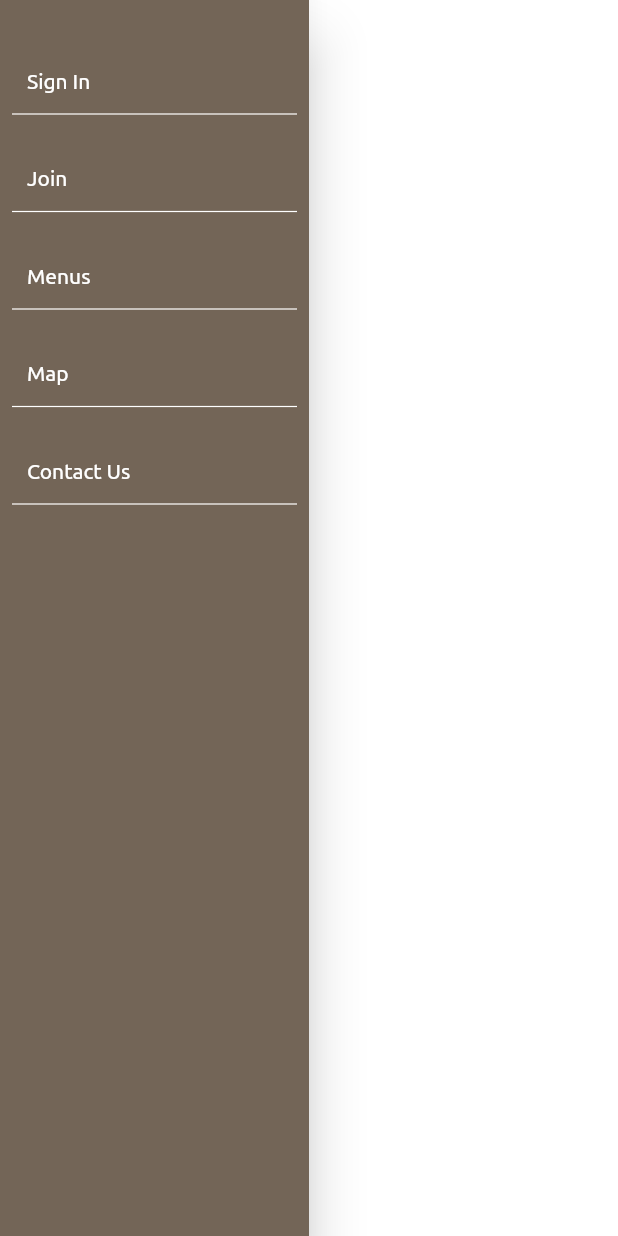
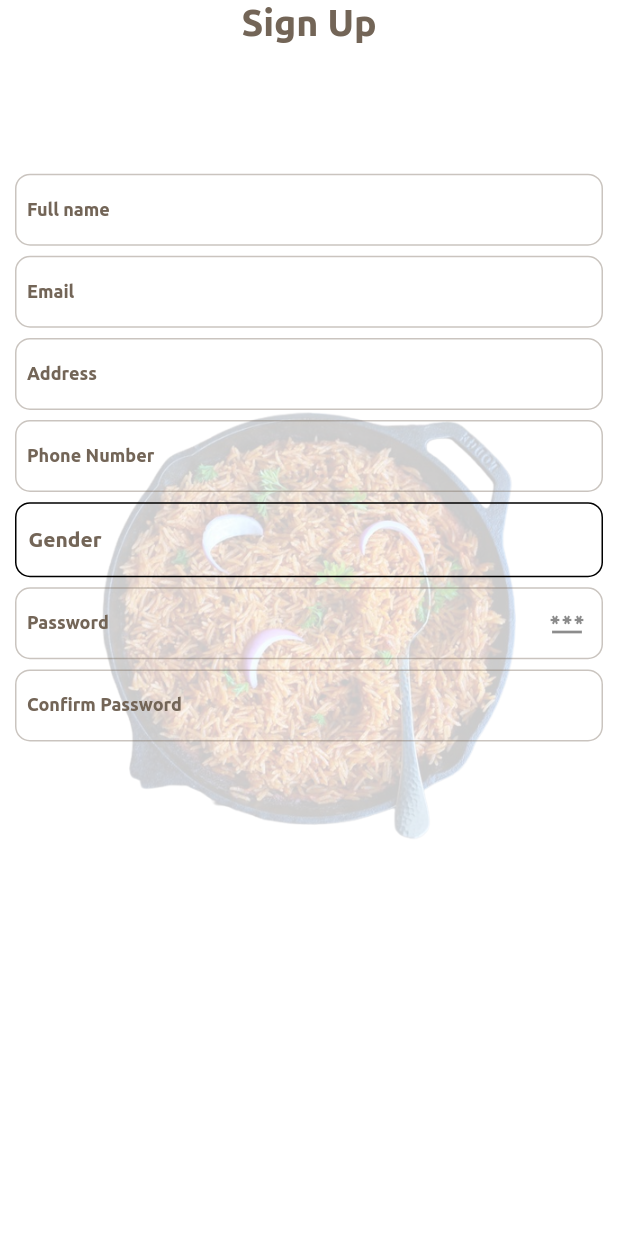
Before and after one commit to Ambrosekol/toms_palace, a Flutter app: the CustomizedDrawer widget shown alone on an empty page, opened directly, after a tap on "Join", on a phone screen of 412 x 824 dp. Run offline on Flutter 3.47's test engine with Material 2 defaults, Android fonts, the light colour scheme and no system bars; project files that could hold a hidden picture were left out.

Commit message:
new changes

```diff
--- a/lib/global_widgets.dart/drawer.dart
+++ b/lib/global_widgets.dart/drawer.dart
@@ -1,4 +1,5 @@
 import 'package:flutter/material.dart';
+import 'package:toms_palace/ui/signup.dart';
 
 class CustomizedDrawer extends StatelessWidget {
   CustomizedDrawer({super.key});
@@ -15,7 +16,13 @@ class CustomizedDrawer extends StatelessWidget {
           SizedBox(height: 40),
           drawerItem(context, "Sign In", () => null),
           SizedBox(height: 15),
-          drawerItem(context, "Join", () => null),
+          drawerItem(
+              context,
+              "Join",
+              () => Navigator.pushAndRemoveUntil(
+                  context,
+                  MaterialPageRoute(builder: (context) => const SignUp()),
+                  (route) => false)),
           SizedBox(height: 15),
           drawerItem(context, "Menus", () => null),
           SizedBox(height: 15),
--- /dev/null
+++ b/lib/ui/signup.dart
@@ -0,0 +1,154 @@
+import 'package:flutter/material.dart';
+import 'package:toms_palace/util/imagedirectory.dart';
+
+class SignUp extends StatefulWidget {
+  const SignUp({super.key});
+
+  @override
+  State<SignUp> createState() => _SignUpState();
+}
+
+class _SignUpState extends State<SignUp> {
+  TextEditingController nameController = TextEditingController();
+  TextEditingController emailController = TextEditingController();
+  TextEditingController passwordController = TextEditingController();
+  TextEditingController passwordConfirmation = TextEditingController();
+  TextEditingController addressController = TextEditingController();
+  TextEditingController phoneController = TextEditingController();
+  TextEditingController genderController = TextEditingController();
+  //
+  bool obscurePwd = false;
+  //
+  void viewPassword() {
+    if (obscurePwd) {
+      setState(() {
+        obscurePwd = false;
+      });
+    } else {
+      setState(() {
+        obscurePwd = true;
+      });
+    }
+  }
+
+  //
+  @override
+  Widget build(BuildContext context) {
+    Size size = MediaQuery.of(context).size;
+    return Scaffold(
+      body: Container(
+        height: size.height,
+        width: size.width,
+        child: Stack(
+          alignment: Alignment.center,
+          children: [
+            Opacity(
+              opacity: 0.2,
+              child: Image.asset(
+                imageLocation(imageName: 'Food welcome image.png'),
+                width: 300.0,
+              ),
+            ),
+            Column(
+              mainAxisAlignment: MainAxisAlignment.start,
+              children: [
+                Text(
+                  'Sign Up',
+                  style: Theme.of(context)
+                      .textTheme
+                      .bodyLarge!
+                      .copyWith(fontSize: 25.0),
+                ),
+                SingleChildScrollView(
+                  child: Container(
+                    margin: EdgeInsets.only(top: 70.0),
+                    width: size.width,
+                    height: size.height / 2,
+                    padding: const EdgeInsets.all(10.0),
+                    child: Column(
+                      mainAxisAlignment: MainAxisAlignment.spaceEvenly,
+                      children: [
+                        TextField(
+                          controller: nameController,
+                          decoration:
+                              const InputDecoration(labelText: 'Full name'),
+                          style: Theme.of(context).textTheme.bodySmall,
+                        ),
+                        TextField(
+                          controller: emailController,
+                          decoration: const InputDecoration(labelText: 'Email'),
+                          style: Theme.of(context).textTheme.bodySmall,
+                        ),
+                        TextField(
+                          controller: addressController,
+                          decoration:
+                              const InputDecoration(labelText: 'Address'),
+                          style: Theme.of(context).textTheme.bodySmall,
+                        ),
+                        TextField(
+                          controller: phoneController,
+                          decoration:
+                              const InputDecoration(labelText: 'Phone Number'),
+                          style: Theme.of(context).textTheme.bodySmall,
+                        ),
+                        // TextField(
+                        //   controller: genderController,
+                        //   decoration:
+                        //       const InputDecoration(labelText: 'Gender'),
+                        //   style: Theme.of(context).textTheme.bodySmall,
+                        // ),
+                        InkWell(
+                          onTap: () => null,
+                          child: Container(
+                            height: 50.0,
+                            width: size.width,
+                            decoration: BoxDecoration(
+                              border: Border.all(width: 1.0),
+                              borderRadius: BorderRadius.circular(10.0),
+                            ),
+                            child: Padding(
+                              padding: const EdgeInsets.all(8.0),
+                              child: Align(
+                                alignment: Alignment.centerLeft,
+                                child: Text(
+                                  'Gender',
+                                  style: Theme.of(context).textTheme.bodyMedium,
+                                ),
+                              ),
+                            ),
+                          ),
+                        ),
+
+                        TextField(
+                          controller: passwordController,
+                          decoration: InputDecoration(
+                            labelText: 'Password',
+                            suffixIcon: IconButton(
+                              onPressed: () => viewPassword(),
+                              icon: const Icon(Icons.password),
+                            ),
+                          ),
+                          obscureText: obscurePwd,
+                          obscuringCharacter: 'Θ',
+                          style: Theme.of(context).textTheme.bodySmall,
+                        ),
+                        TextField(
+                          controller: passwordConfirmation,
+                          decoration: const InputDecoration(
+                              labelText: 'Confirm Password'),
+                          obscureText: obscurePwd,
+                          obscuringCharacter: 'Θ',
+                          style: Theme.of(context).textTheme.bodySmall,
+                        ),
+                      ],
+                    ),
+                  ),
+                ),
+              ],
+            ),
+          ],
+        ),
+      ),
+    );
+  }
+}
--- a/lib/ui/welcomescreen.dart
+++ b/lib/ui/welcomescreen.dart
@@ -1,6 +1,5 @@
 import 'package:flutter/material.dart';
 import 'package:toms_palace/global_widgets.dart/elevatedbutton.dart';
-import 'package:toms_palace/ui/welcomescreen.dart';
 import 'package:toms_palace/ui/welcomescreren_2.dart';
 
 class WelcomeScreen extends StatelessWidget {
--- /dev/null
+++ b/lib/util/imagedirectory.dart
@@ -0,0 +1,4 @@
+String imageLocation({required String imageName}) {
+  String imagepath = 'assets/images/$imageName';
+  return imagepath;
+}
```
